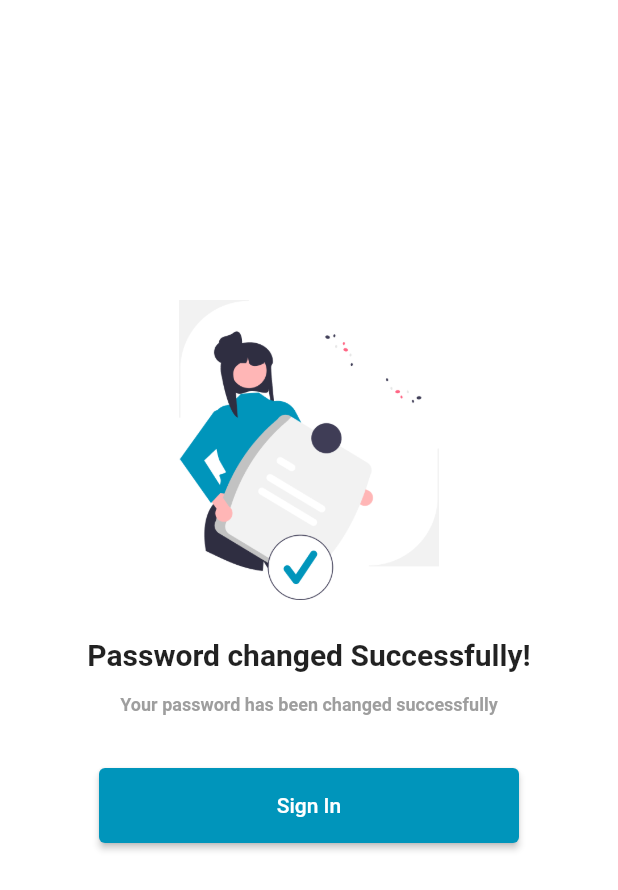
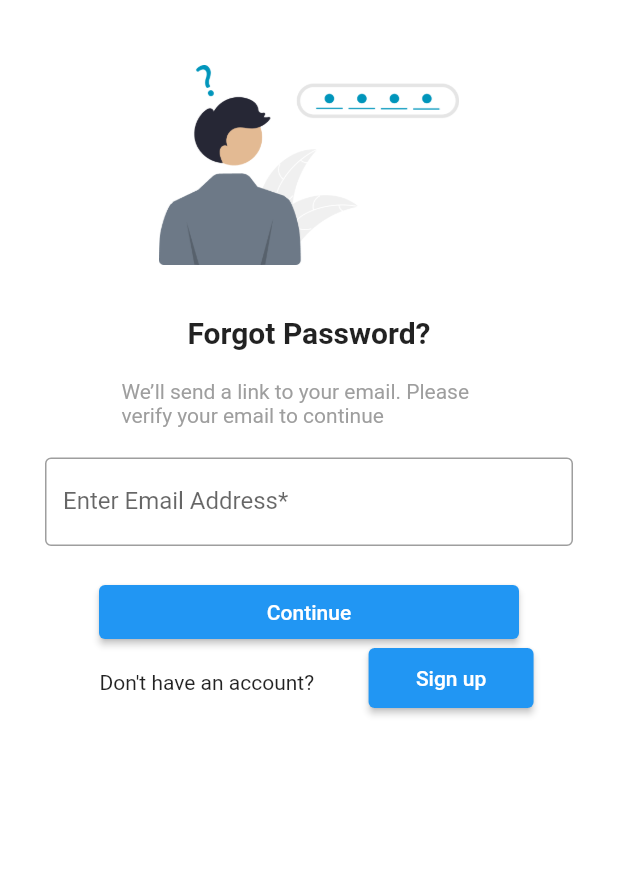
Before and after one commit to deepcodingios/App_Designs, a Flutter app: the screen it shows after launch, on a phone screen of 412 x 824 dp. Shown: the top 890 px of the screen. Run offline on Flutter 3.47's test engine with Material 2 defaults, Android fonts, the phone set to English and light mode, and no system bars.

Commit message:
Changes in Forgot Password

```diff
--- a/lib/main.dart
+++ b/lib/main.dart
@@ -3,7 +3,7 @@ import 'signup.dart';
 // import 'package:flutter/services.dart';
 
 void main() {
-  runApp(const PasswordChangeConfirmation());
+  runApp(const ForgotPassword());
   // SystemChannels.textInput.invokeMethod('TextInput.hide');
 }
 
@@ -561,6 +561,131 @@ class _PasswordChangeConfirmationState
   }
 }
 
+class ForgotPassword extends StatefulWidget {
+  const ForgotPassword({Key? key}) : super(key: key);
+
+  @override
+  State<ForgotPassword> createState() => _ForgotPasswordState();
+}
+
+class _ForgotPasswordState extends State<ForgotPassword> {
+  @override
+  Widget build(BuildContext context) {
+    return MaterialApp(
+      title: 'Flutter Demo',
+      theme: ThemeData(
+        primarySwatch: Colors.blue,
+      ),
+      // scaffoldMessengerKey: _messangerKey,
+      home: Scaffold(
+        backgroundColor: Colors.white,
+        body: SafeArea(
+            child: Column(
+          mainAxisAlignment: MainAxisAlignment.start,
+          crossAxisAlignment: CrossAxisAlignment.center,
+          children: <Widget>[
+            SizedBox(
+              height: 10.0,
+            ),
+            Container(
+              child: Image.asset('images/forgot_password.png'),
+              width: 200.0,
+              height: 200.0,
+            ),
+            // const CircleAvatar(
+            //   radius: 40.0,
+            //   backgroundImage: AssetImage('images/maha-periyava.png'),
+            // ),
+            // const SizedBox(
+            //   height: 5.0,
+            // ),
+            const Center(
+              child: Text(
+                'Forgot Password?',
+                style: TextStyle(
+                    fontWeight: FontWeight.bold,
+                    // fontFamily: 'Pacifico',
+                    fontSize: 20),
+              ),
+            ),
+            SizedBox(
+              height: 20.0,
+            ),
+            SizedBox(
+              width: 250.0,
+              child: Text(
+                'We’ll send a link to your email. Please verify your email to continue',
+                style: TextStyle(color: Colors.grey),
+              ),
+            ),
+            //Email Address TextField
+            Container(
+              margin: const EdgeInsets.only(left: 30.0, top: 20.0, right: 30.0),
+              child: const TextField(
+                obscureText: true,
+                decoration: InputDecoration(
+                  border: OutlineInputBorder(),
+                  labelText: 'Enter Email Address*',
+                ),
+              ),
+            ),
+            SizedBox(
+              height: 20.0,
+            ),
+            //Sign up Button
+            Container(
+              margin: const EdgeInsets.only(left: 30.0, top: 0.0, right: 30.0),
+              width: 280.0,
+              child: ElevatedButton(
+                // onPressed: () {
+                //   ScaffoldMessenger.of(context).showSnackBar(const SnackBar(
+                //       content: Text('You clicked ElevatedButton.')));
+                // },
+                onPressed: () {
+                  ScaffoldMessenger.of(context).showSnackBar(
+                      const SnackBar(content: Text('You clicked SignIn')));
+                  Navigator.push(context,
+                      MaterialPageRoute(builder: (context) => const SignUp()));
+                },
+                child: const Text('Continue'),
+              ),
+            ),
+            //Sign In Button
+            Container(
+                margin:
+                    const EdgeInsets.only(left: 30.0, top: 0.0, right: 30.0),
+                height: 40.0,
+                child: Center(
+                    child: Row(
+                  crossAxisAlignment: CrossAxisAlignment.stretch,
+                  mainAxisAlignment: MainAxisAlignment.spaceEvenly,
+                  children: <Widget>[
+                    Container(
+                      margin: const EdgeInsets.only(
+                          left: 10.0, top: 15.0, right: 10.0),
+                      child: const Text('Don\'t have an account?'),
+                    ),
+                    SizedBox(
+                      width: 110.0,
+                      height: 50.0,
+                      child: ElevatedButton(
+                        onPressed: () {
+                          ScaffoldMessenger.of(context).showSnackBar(
+                              const SnackBar(
+                                  content: Text('You clicked SignUp.')));
+                        },
+                        child: const Text('Sign up'),
+                      ),
+                    ),
+                  ],
+                ))),
+          ],
+        )),
+      ),
+    );
+  }
+}
+
 class MyHomePage extends StatefulWidget {
   const MyHomePage({super.key, required this.title});
 
--- a/pubspec.yaml
+++ b/pubspec.yaml
@@ -39,6 +39,7 @@ flutter:
      - images/logo_2.png
      - images/verifyEmail.png
      - images/password_change.png
+     - images/forgot_password.png
   fonts:
   - family: Pacifico
     fonts:
```
Also changed, not shown: images/forgot_password.png (added).
